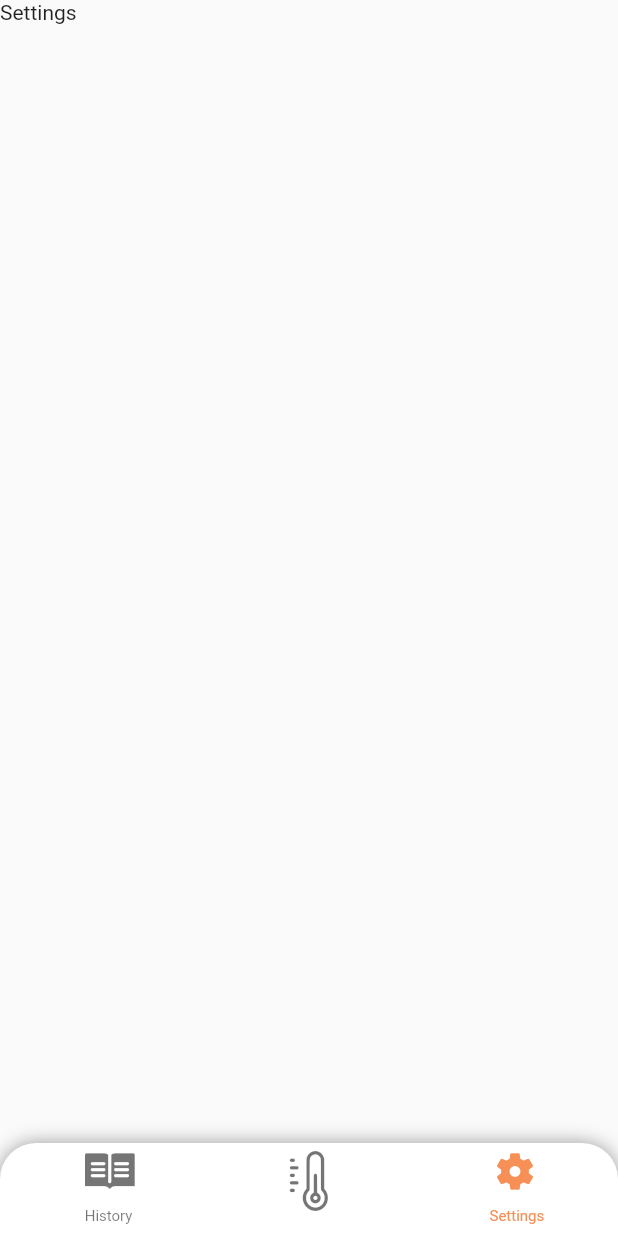
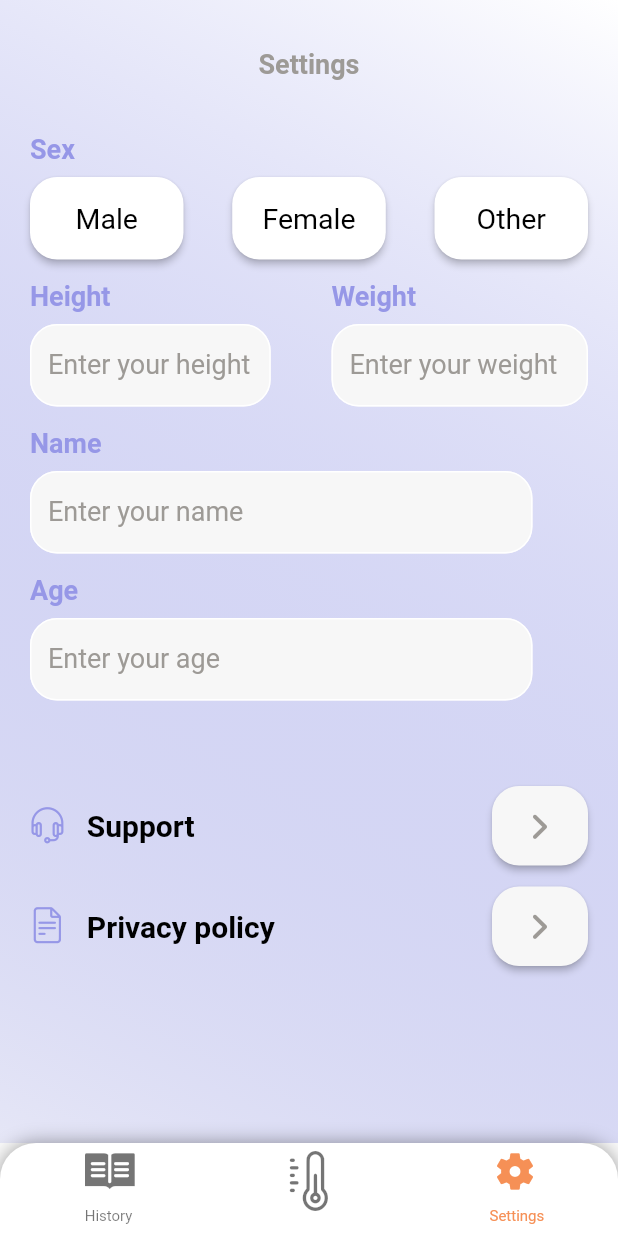
Before and after one commit to mb1shka/fever_thermometer, a Flutter app: the screen it shows after launch, item 3 of the bottom bar chosen, on a phone screen of 412 x 824 dp. Run offline on Flutter 3.47's test engine with Material 2 defaults, Android fonts, the phone set to English and light mode, and no system bars; our stand-ins replace flutter_svg, sliding_up_panel, smooth_page_indicator, sqflite; accounts and stored records are empty.

Commit message:
settings page

```diff
--- a/lib/pages/additional_data.dart
+++ b/lib/pages/additional_data.dart
@@ -139,7 +139,7 @@ class _AdditionalDataState extends State<AdditionalData> {
                   Container(
                     height: 100,
                     decoration: BoxDecoration(
-                      color: Color(0xFFF7F7F7),
+                      color: const Color(0xFFF7F7F7),
                       borderRadius: BorderRadius.circular(18),
                     ),
                     child: Padding(
--- a/lib/pages/home_page.dart
+++ b/lib/pages/home_page.dart
@@ -4,6 +4,7 @@ import 'package:sliding_up_panel/sliding_up_panel.dart';
 import 'package:temperature/my_colors.dart';
 import 'package:temperature/custom_icons.dart';
 import 'package:temperature/pages/my_temperature_page.dart';
+import 'package:temperature/pages/settings_page.dart';
 
 class HomePage extends StatefulWidget {
   const HomePage({Key? key}) : super(key: key);
@@ -18,7 +19,7 @@ class _HomePageState extends State<HomePage> {
   final List<Widget> tabs = [
     const Text('History'),
     const MyTemperaturePage(),
-    const Text('Settings'),
+    const SettingsPage(),
   ];
 
   @override
--- a/lib/pages/settings_page.dart
+++ b/lib/pages/settings_page.dart
@@ -0,0 +1,496 @@
+import 'package:flutter/cupertino.dart';
+import 'package:flutter/material.dart';
+import 'package:flutter/widgets.dart';
+import 'package:temperature/custom_icons.dart';
+
+import '../my_colors.dart';
+
+class SettingsPage extends StatefulWidget {
+  const SettingsPage({Key? key}) : super(key: key);
+
+  @override
+  State<StatefulWidget> createState() => _SettingsPageState();
+}
+
+class _SettingsPageState extends State<SettingsPage> {
+  bool _isMale = false;
+  bool _isFemale = false;
+  bool _isOther = false;
+
+  final _heightController = TextEditingController();
+  final _weightController = TextEditingController();
+  final _nameController = TextEditingController();
+  final _ageController = TextEditingController();
+
+  @override
+  Widget build(BuildContext context) {
+    return Scaffold(
+      body: SingleChildScrollView(
+        child: Container(
+          height: MediaQuery.of(context).size.height,
+          decoration: BoxDecoration(
+              gradient: LinearGradient(
+                  begin: Alignment.bottomLeft,
+                  end: Alignment.topRight,
+                  colors: [
+                MyColors.blandPurple,
+                const Color(0xFFFFFFFF),
+              ])),
+          child: SafeArea(
+            child: Padding(
+              padding: const EdgeInsets.symmetric(horizontal: 20),
+              child: Column(
+                crossAxisAlignment: CrossAxisAlignment.start,
+                children: [
+                  const SizedBox(
+                    height: 32,
+                  ),
+                  Center(
+                    child: Text(
+                      'Settings',
+                      style: TextStyle(
+                        color: MyColors.grey,
+                        fontWeight: FontWeight.w700,
+                        fontSize: 18,
+                      ),
+                    ),
+                  ),
+                  const SizedBox(height: 36),
+                  Text(
+                    'Sex',
+                    style: TextStyle(
+                      color: MyColors.purple,
+                      fontSize: 18,
+                      fontWeight: FontWeight.w700,
+                    ),
+                  ),
+                  const SizedBox(height: 8),
+                  Row(
+                    mainAxisAlignment: MainAxisAlignment.spaceBetween,
+                    children: [
+                      ElevatedButton(
+                        onPressed: _isMale
+                            ? null
+                            : () => setState(() {
+                                  _isMale = true;
+                                  _isFemale = false;
+                                  _isOther = false;
+                                }),
+                        child: const Text('Male',
+                          style: TextStyle(
+                            fontSize: 19,
+                            fontWeight: FontWeight.w400,
+                          ),
+                        ),
+                        style: ButtonStyle(
+                          shape: MaterialStateProperty.resolveWith<
+                              RoundedRectangleBorder>(
+                                  (Set<MaterialState> states) {
+                                return RoundedRectangleBorder(
+                                  borderRadius:
+                                  BorderRadius.circular(18.0),
+                                );
+                              }),
+                          backgroundColor: MaterialStateProperty
+                              .resolveWith<Color>(
+                                (Set<MaterialState> states) {
+                              if (states.contains(MaterialState.disabled)) {
+                                return MyColors.orange;
+                              }
+                              return Colors.white;
+                            },
+                          ),
+                          fixedSize: MaterialStateProperty.resolveWith<Size>(
+                                (states) => const Size(102.33, 55),
+                          ),
+                          foregroundColor:
+                          MaterialStateProperty.resolveWith<Color>(
+                                  (Set<MaterialState> states) {
+                                if (states.contains(MaterialState.disabled)) {
+                                  return Colors.white;
+                                }
+                                return Colors.black;
+                              }),
+                        ),
+                      ),
+                      const SizedBox(width: 14.67),ElevatedButton(
+                        onPressed: _isFemale
+                            ? null
+                            : () => setState(() {
+                          _isMale = false;
+                          _isFemale = true;
+                          _isOther = false;
+                        }),
+                        child: const Text('Female',
+                          style: TextStyle(
+                            fontSize: 19,
+                            fontWeight: FontWeight.w400,
+                          ),
+                        ),
+                        style: ButtonStyle(
+                          shape: MaterialStateProperty.resolveWith<
+                              RoundedRectangleBorder>(
+                                  (Set<MaterialState> states) {
+                                return RoundedRectangleBorder(
+                                  borderRadius:
+                                  BorderRadius.circular(18.0),
+                                );
+                              }),
+                          backgroundColor: MaterialStateProperty
+                              .resolveWith<Color>(
+                                (Set<MaterialState> states) {
+                              if (states.contains(MaterialState.disabled)) {
+                                return MyColors.orange;
+                              }
+                              return Colors.white;
+                            },
+                          ),
+                          fixedSize: MaterialStateProperty.resolveWith<Size>(
+                                (states) => const Size(102.33, 55),
+                          ),
+                          foregroundColor:
+                          MaterialStateProperty.resolveWith<Color>(
+                                  (Set<MaterialState> states) {
+                                if (states.contains(MaterialState.disabled)) {
+                                  return Colors.white;
+                                }
+                                return Colors.black;
+                              }),
+                        ),
+                      ),
+                      const SizedBox(width: 14.67),
+                      ElevatedButton(
+                        onPressed: _isOther
+                            ? null
+                            : () => setState(() {
+                          _isMale = false;
+                          _isFemale = false;
+                          _isOther = true;
+                        }),
+                        child: const Text('Other',
+                          style: TextStyle(
+                            fontSize: 19,
+                            fontWeight: FontWeight.w400,
+                          ),
+                        ),
+                        style: ButtonStyle(
+                          shape: MaterialStateProperty.resolveWith<
+                              RoundedRectangleBorder>(
+                                  (Set<MaterialState> states) {
+                                return RoundedRectangleBorder(
+                                  borderRadius:
+                                  BorderRadius.circular(18.0),
+                                );
+                              }),
+                          backgroundColor: MaterialStateProperty
+                              .resolveWith<Color>(
+                                (Set<MaterialState> states) {
+                              if (states.contains(MaterialState.disabled)) {
+                                return MyColors.orange;
+                              }
+                              return Colors.white;
+                            },
+                          ),
+                          fixedSize: MaterialStateProperty.resolveWith<Size>(
+                                (states) => const Size(102.33, 55),
+                          ),
+                          foregroundColor:
+                          MaterialStateProperty.resolveWith<Color>(
+                                  (Set<MaterialState> states) {
+                                if (states.contains(MaterialState.disabled)) {
+                                  return Colors.white;
+                                }
+                                return Colors.black;
+                              }),
+                        ),
+                      ),
+                    ],
+                  ),
+                  const SizedBox(height: 14),
+                  Row(
+                    mainAxisAlignment: MainAxisAlignment.spaceBetween,
+                    children: [
+                      Column(
+                        crossAxisAlignment: CrossAxisAlignment.start,
+                        children: [
+                          Text(
+                            'Height',
+                            style: TextStyle(
+                              color: MyColors.purple,
+                              fontSize: 18,
+                              fontWeight: FontWeight.w700,
+                            ),
+                          ),
+                          const SizedBox(height: 8),
+                          SizedBox(
+                            height: 55,
+                            width: 160.5,
+                            child: TextField(
+                              keyboardType: TextInputType.number,
+                              style: TextStyle(
+                                fontSize: 19,
+                                fontWeight: FontWeight.w400,
+                                color: MyColors.grey,
+                              ),
+                              controller: _heightController,
+                              maxLength: 5,
+                              decoration: InputDecoration(
+                                counterStyle: const TextStyle(
+                                  height: double.minPositive,
+                                ),
+                                counterText: "",
+                                enabledBorder: const OutlineInputBorder(
+                                  borderSide: BorderSide(color: Colors.white),
+                                  borderRadius: BorderRadius.all(Radius.circular(18)),
+                                ),
+                                border: InputBorder.none,
+                                focusedBorder: const OutlineInputBorder(
+                                    borderSide: BorderSide(color: Colors.white),
+                                    borderRadius:
+                                    BorderRadius.all(Radius.circular(18))),
+                                errorBorder: InputBorder.none,
+                                disabledBorder: InputBorder.none,
+                                hintText: 'Enter your height',
+                                hintStyle: TextStyle(
+                                  color: MyColors.grey,
+                                  fontSize: 18,
+                                ),
+                                filled: true,
+                                fillColor: MyColors.lightGrey,
+                              ),
+                            ),
+                          ),
+                        ],
+                      ),
+                      Column(
+                        crossAxisAlignment: CrossAxisAlignment.start,
+                        children: [
+                          Text(
+                            'Weight',
+                            style: TextStyle(
+                              color: MyColors.purple,
+                              fontSize: 18,
+                              fontWeight: FontWeight.w700,
+                            ),
+                          ),
+                          const SizedBox(height: 8),
+                          SizedBox(
+                            height: 55,
+                            width: 171,
+                            child: TextField(
+                              keyboardType: TextInputType.number,
+                              style: TextStyle(
+                                fontSize: 19,
+                                fontWeight: FontWeight.w400,
+                                color: MyColors.grey,
+                              ),
+                              controller: _weightController,
+                              maxLength: 5,
+                              decoration: InputDecoration(
+                                counterStyle: const TextStyle(
+                                  height: double.minPositive,
+                                ),
+                                counterText: "",
+                                enabledBorder: const OutlineInputBorder(
+                                  borderSide: BorderSide(color: Colors.white),
+                                  borderRadius: BorderRadius.all(Radius.circular(18)),
+                                ),
+                                border: InputBorder.none,
+                                focusedBorder: const OutlineInputBorder(
+                                    borderSide: BorderSide(color: Colors.white),
+                                    borderRadius:
+                                    BorderRadius.all(Radius.circular(18))),
+                                errorBorder: InputBorder.none,
+                                disabledBorder: InputBorder.none,
+                                hintText: 'Enter your weight',
+                                hintStyle: TextStyle(
+                                  color: MyColors.grey,
+                                  fontSize: 18,
+                                ),
+                                filled: true,
+                                fillColor: MyColors.lightGrey,
+                              ),
+                            ),
+                          ),
+                        ],
+                      ),
+                    ],
+                  ),
+                  const SizedBox(height: 14),
+                  Text(
+                    'Name',
+                    style: TextStyle(
+                      color: MyColors.purple,
+                      fontSize: 18,
+                      fontWeight: FontWeight.w700,
+                    ),
+                  ),
+                  const SizedBox(height: 8),
+                  SizedBox(
+                    height: 55,
+                    width: 335,
+                    child: TextField(
+                      style: TextStyle(
+                        fontSize: 19,
+                        fontWeight: FontWeight.w400,
+                        color: MyColors.grey,
+                      ),
+                      controller: _nameController,
+                      maxLength: 25,
+                      decoration: InputDecoration(
+                        counterStyle: const TextStyle(
+                          height: double.minPositive,
+                        ),
+                        counterText: "",
+                        enabledBorder: const OutlineInputBorder(
+                          borderSide: BorderSide(color: Colors.white),
+                          borderRadius: BorderRadius.all(Radius.circular(18)),
+                        ),
+                        border: InputBorder.none,
+                        focusedBorder: const OutlineInputBorder(
+                            borderSide: BorderSide(color: Colors.white),
+                            borderRadius:
+                            BorderRadius.all(Radius.circular(18))),
+                        errorBorder: InputBorder.none,
+                        disabledBorder: InputBorder.none,
+                        hintText: 'Enter your name',
+                        hintStyle: TextStyle(
+                          color: MyColors.grey,
+                          fontSize: 18,
+                        ),
+                        filled: true,
+                        fillColor: MyColors.lightGrey,
+                      ),
+                    ),
+                  ),
+                  const SizedBox(height: 14),
+                  Text(
+                    'Age',
+                    style: TextStyle(
+                      color: MyColors.purple,
+                      fontSize: 18,
+                      fontWeight: FontWeight.w700,
+                    ),
+                  ),
+                  const SizedBox(height: 8),
+                  SizedBox(
+                    height: 55,
+                    width: 335,
+                    child: TextField(
+                      keyboardType: TextInputType.number,
+                      style: TextStyle(
+                        fontSize: 19,
+                        fontWeight: FontWeight.w400,
+                        color: MyColors.grey,
+                      ),
+                      controller: _ageController,
+                      maxLength: 3,
+                      decoration: InputDecoration(
+                        counterStyle: const TextStyle(
+                          height: double.minPositive,
+                        ),
+                        counterText: "",
+                        enabledBorder: const OutlineInputBorder(
+                          borderSide: BorderSide(color: Colors.white),
+                          borderRadius: BorderRadius.all(Radius.circular(18)),
+                        ),
+                        border: InputBorder.none,
+                        focusedBorder: const OutlineInputBorder(
+                            borderSide: BorderSide(color: Colors.white),
+                            borderRadius:
+                            BorderRadius.all(Radius.circular(18))),
+                        errorBorder: InputBorder.none,
+                        disabledBorder: InputBorder.none,
+                        hintText: 'Enter your age',
+                        hintStyle: TextStyle(
+                          color: MyColors.grey,
+                          fontSize: 18,
+                        ),
+                        filled: true,
+                        fillColor: MyColors.lightGrey,
+                      ),
+                    ),
+                  ),
+                  const SizedBox(height: 57),
+                  Row(
+                    mainAxisAlignment: MainAxisAlignment.spaceBetween,
+                    children: [
+                      Row(
+                        children: [
+                          Icon(CustomIcons.headphones,
+                            size: 24,
+                            color: MyColors.purple,
+                          ),
+                          const SizedBox(width: 13.9),
+                          const Text('Support',
+                            style: TextStyle(
+                              color: Colors.black,
+                              fontWeight: FontWeight.w700,
+                              fontSize: 20,
+                            ),
+                          ),
+                        ],
+                      ),
+                      ElevatedButton(
+                        onPressed: () {  },
+                        style: ElevatedButton.styleFrom(
+                            primary: MyColors.lightGrey,
+                            fixedSize: const Size(53, 53),
+                            shape: RoundedRectangleBorder(
+                              borderRadius: BorderRadius.circular(18.0),
+                            ),
+                        ),
+                        child: Icon(
+                          CustomIcons.disclosure,
+                          color: MyColors.grey,
+                          size: 16,
+                        ),
+                      ),
+                    ],
+                  ),
+                  const SizedBox(height: 14),
+                  Row(
+                    mainAxisAlignment: MainAxisAlignment.spaceBetween,
+                    children: [
+                      Row(
+                        children: [
+                          Icon(CustomIcons.document,
+                            size: 24,
+                            color: MyColors.purple,
+                          ),
+                          const SizedBox(width: 13.9),
+                          const Text('Privacy policy',
+                            style: TextStyle(
+                              color: Colors.black,
+                              fontWeight: FontWeight.w700,
+                              fontSize: 20,
+                            ),
+                          ),
+                        ],
+                      ),
+                      ElevatedButton(
+                        onPressed: () {  },
+                        style: ElevatedButton.styleFrom(
+                          primary: MyColors.lightGrey,
+                          fixedSize: const Size(53, 53),
+                          shape: RoundedRectangleBorder(
+                            borderRadius: BorderRadius.circular(18.0),
+                          ),
+                        ),
+                        child: Icon(
+                          CustomIcons.disclosure,
+                          color: MyColors.grey,
+                          size: 16,
+                        ),
+                      ),
+                    ],
+                  ),
+                ],
+              ),
+            ),
+          ),
+        ),
+      ),
+    );
+  }
+}
```
